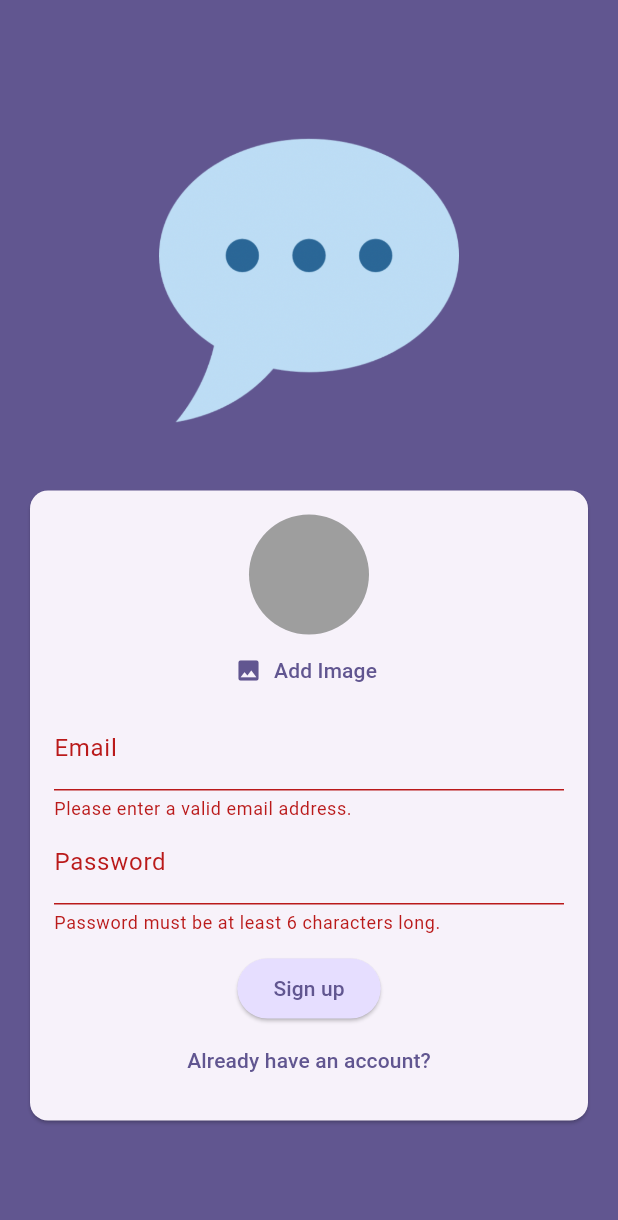
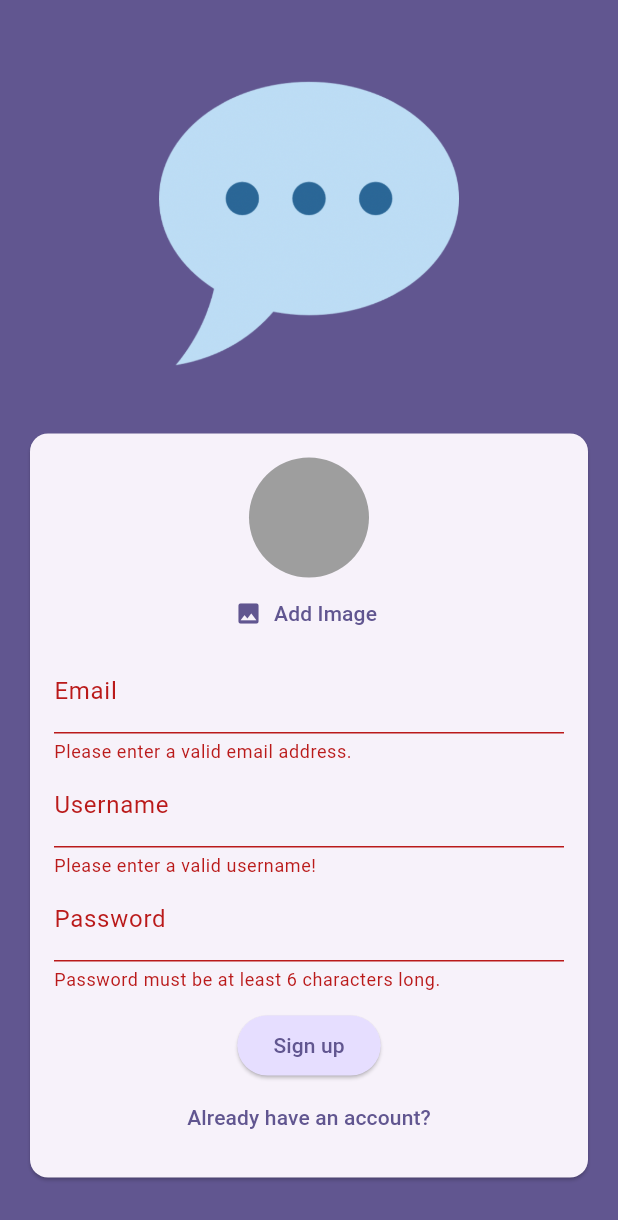
Before and after one commit to DemonHashira/Chat-App, a Flutter app: the screen it shows after launch, after a tap on "Login", after a tap on "Create an account", after a tap on "Sign up", on a phone screen of 412 x 824 dp. Shown: the top 1220 px of the screen. Run offline on Flutter 3.47's test engine with Material 3 defaults, Android fonts, the phone set to English and light mode, and no system bars; our stand-ins replace cloud_firestore, firebase_auth, firebase_core, firebase_storage, image_picker; accounts and stored records are empty; generated files the repository leaves out were written again.

Commit message:
Added logic to save username also to firestore

```diff
--- a/lib/screens/auth.dart
+++ b/lib/screens/auth.dart
@@ -25,6 +25,7 @@ class _AuthScreenState extends State<AuthScreen> {
   var _enteredPassword = '';
   File? _selectedImage;
   var _isAuthenticating = false;
+  var _enteredUsername = '';
 
   void _submit() async {
     final isValid = _formKey.currentState!.validate();
@@ -62,7 +63,7 @@ class _AuthScreenState extends State<AuthScreen> {
             .collection('users')
             .doc(userCredentials.user!.uid)
             .set({
-          'username': 'to be done...',
+          'username': _enteredUsername,
           'email': _enteredEmail,
           'image_url': imageUrl,
         });
@@ -135,6 +136,23 @@ class _AuthScreenState extends State<AuthScreen> {
                               _enteredEmail = newValue!;
                             },
                           ),
+                          if (!_isLogin)
+                            TextFormField(
+                              decoration:
+                                  const InputDecoration(labelText: 'Username'),
+                              enableSuggestions: false,
+                              validator: (value) {
+                                if (value == null ||
+                                    value.isEmpty ||
+                                    value.trim().length < 4) {
+                                  return 'Please enter a valid username!';
+                                }
+                                return null;
+                              },
+                              onSaved: (newValue) {
+                                _enteredUsername = newValue!;
+                              },
+                            ),
                           TextFormField(
                             decoration: const InputDecoration(
                               labelText: 'Password',
```
